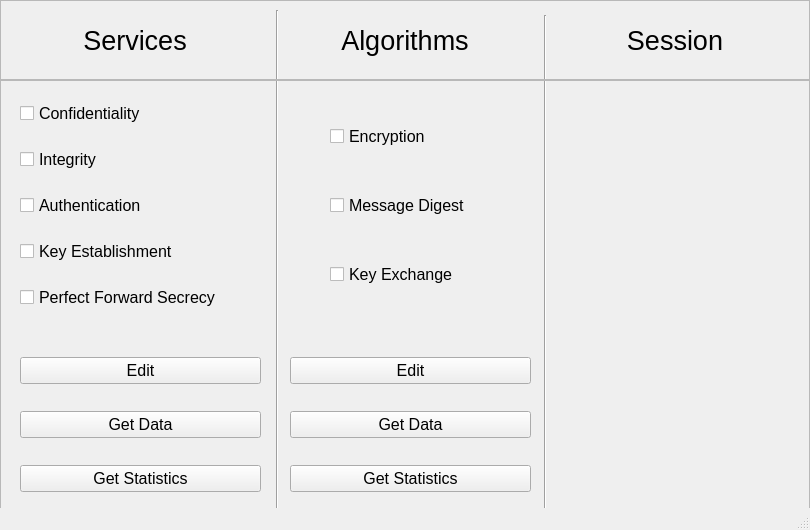
Old version of the form tools/ui/main.ui in the repository CarrascoII/thesis-research.
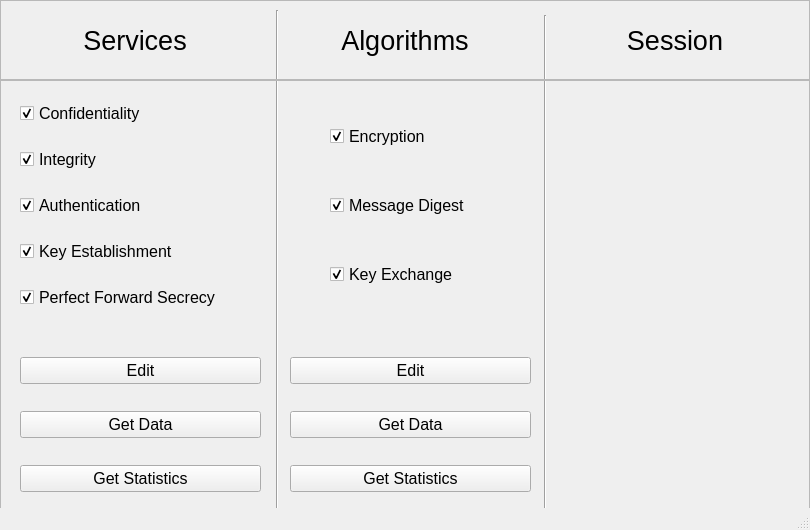
New version of the form.

Diff of the .ui file:
```diff
--- a/tools/ui/main.ui
+++ b/tools/ui/main.ui
@@ -147,9 +147,15 @@
       </property>
       <item>
        <widget class="QCheckBox" name="checkConf">
+        <property name="enabled">
+         <bool>true</bool>
+        </property>
         <property name="text">
          <string>Confidentiality</string>
         </property>
+        <property name="checked">
+         <bool>true</bool>
+        </property>
        </widget>
       </item>
       <item>
@@ -157,6 +163,9 @@
         <property name="text">
          <string>Integrity</string>
         </property>
+        <property name="checked">
+         <bool>true</bool>
+        </property>
        </widget>
       </item>
       <item>
@@ -164,6 +173,9 @@
         <property name="text">
          <string>Authentication</string>
         </property>
+        <property name="checked">
+         <bool>true</bool>
+        </property>
        </widget>
       </item>
       <item>
@@ -171,6 +183,9 @@
         <property name="text">
          <string>Key Establishment</string>
         </property>
+        <property name="checked">
+         <bool>true</bool>
+        </property>
        </widget>
       </item>
       <item>
@@ -178,6 +193,9 @@
         <property name="text">
          <string>Perfect Forward Secrecy</string>
         </property>
+        <property name="checked">
+         <bool>true</bool>
+        </property>
        </widget>
       </item>
      </layout>
@@ -200,6 +218,9 @@
         <property name="text">
          <string>Encryption</string>
         </property>
+        <property name="checked">
+         <bool>true</bool>
+        </property>
        </widget>
       </item>
       <item>
@@ -207,6 +228,9 @@
         <property name="text">
          <string>Message Digest</string>
         </property>
+        <property name="checked">
+         <bool>true</bool>
+        </property>
        </widget>
       </item>
       <item>
@@ -214,6 +238,9 @@
         <property name="text">
          <string>Key Exchange</string>
         </property>
+        <property name="checked">
+         <bool>true</bool>
+        </property>
        </widget>
       </item>
      </layout>
```
